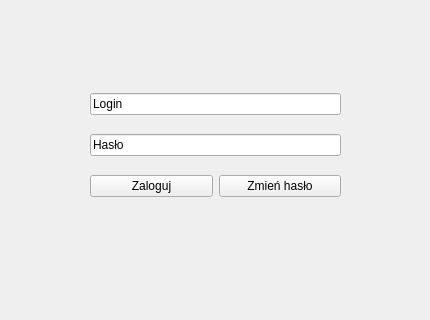
Before: the Qt Designer form desktop_app_sbd/widgets/loginwidget.ui in wiktor426/sbd, drawn with Qt 5.
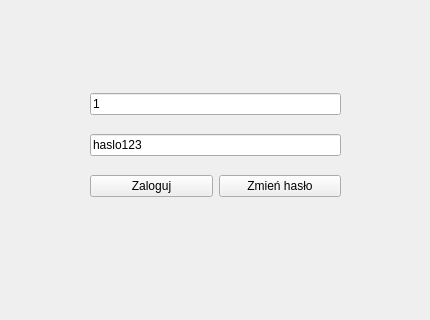
After: the same form once the commit is applied.

Diff of the .ui file:
```diff
--- a/desktop_app_sbd/widgets/loginwidget.ui
+++ b/desktop_app_sbd/widgets/loginwidget.ui
@@ -26,14 +26,14 @@
     <item>
      <widget class="QLineEdit" name="lineEditUserLogin">
       <property name="text">
-       <string>Login</string>
+       <string>1</string>
       </property>
      </widget>
     </item>
     <item>
      <widget class="QLineEdit" name="lineEditUserPassword">
       <property name="text">
-       <string>Hasło</string>
+       <string>haslo123</string>
       </property>
      </widget>
     </item>
```
